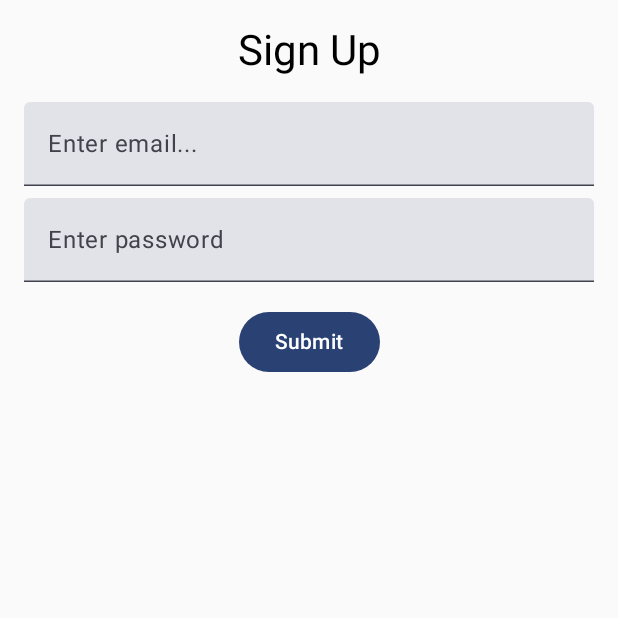
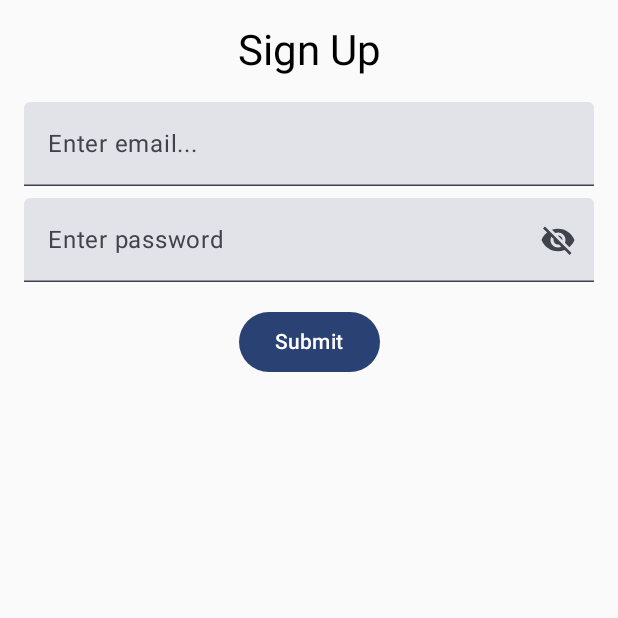
Before and after one commit to saifi369/FriendsApp, an Android app built with Jetpack Compose: the screen it shows after launch (MainActivity), on a phone screen of 412 x 824 dp, the top half of it. Run offline under Robolectric (Android 15) with nearby library versions, the phone set to English and light mode, and no system bars.

Commit message:
Sign UP Screen fields interactions

```diff
--- a/app/build.gradle.kts
+++ b/app/build.gradle.kts
@@ -76,6 +76,7 @@ dependencies {
     implementation("androidx.compose.ui:ui-graphics")
     implementation("androidx.compose.ui:ui-tooling-preview")
     implementation("androidx.compose.material3:material3")
+    implementation("androidx.compose.material:material-icons-extended:1.4.3")
 
     testImplementation("junit:junit:4.13.2")
 
--- a/app/src/main/java/com/u4universe/friendsapp/signup/SignUpScreen.kt
+++ b/app/src/main/java/com/u4universe/friendsapp/signup/SignUpScreen.kt
@@ -1,21 +1,33 @@
 package com.u4universe.friendsapp.signup
 
 import android.content.res.Configuration
+import androidx.annotation.StringRes
 import androidx.compose.foundation.layout.Column
 import androidx.compose.foundation.layout.Spacer
 import androidx.compose.foundation.layout.fillMaxSize
 import androidx.compose.foundation.layout.fillMaxWidth
 import androidx.compose.foundation.layout.height
 import androidx.compose.foundation.layout.padding
+import androidx.compose.material.icons.Icons
+import androidx.compose.material.icons.filled.Visibility
+import androidx.compose.material.icons.filled.VisibilityOff
 import androidx.compose.material3.Button
 import androidx.compose.material3.ExperimentalMaterial3Api
+import androidx.compose.material3.Icon
+import androidx.compose.material3.IconButton
 import androidx.compose.material3.MaterialTheme.typography
 import androidx.compose.material3.Text
 import androidx.compose.material3.TextField
 import androidx.compose.runtime.Composable
+import androidx.compose.runtime.getValue
+import androidx.compose.runtime.mutableStateOf
+import androidx.compose.runtime.remember
+import androidx.compose.runtime.setValue
 import androidx.compose.ui.Alignment
 import androidx.compose.ui.Modifier
 import androidx.compose.ui.res.stringResource
+import androidx.compose.ui.text.input.PasswordVisualTransformation
+import androidx.compose.ui.text.input.VisualTransformation
 import androidx.compose.ui.tooling.preview.Preview
 import androidx.compose.ui.unit.dp
 import com.u4universe.friendsapp.R
@@ -24,7 +36,9 @@ import com.u4universe.friendsapp.R
 @Composable
 @Preview(
     uiMode = Configuration.UI_MODE_NIGHT_NO or Configuration.UI_MODE_TYPE_NORMAL,
-    device = "id:pixel_6", showBackground = true, showSystemUi = true
+    device = "id:pixel_6",
+    showBackground = true,
+    showSystemUi = true
 )
 fun SignUpScreen() {
 
@@ -34,34 +48,16 @@ fun SignUpScreen() {
             .padding(16.dp),
         horizontalAlignment = Alignment.CenterHorizontally
     ) {
-        Text(
-            text = stringResource(
-                id = R.string.signUpScreenTitle
-            ),
-            style = typography.headlineMedium
-        )
+        ScreenTitle(R.string.signUpScreenTitle)
 
         Spacer(modifier = Modifier.height(16.dp))
 
-        TextField(
-            modifier = Modifier.fillMaxWidth(),
-            value = "",
-            label = {
-                Text(text = stringResource(id = R.string.emailHint))
-            },
-            onValueChange = {}
-        )
+        var email by remember { mutableStateOf("") }
+        var password by remember { mutableStateOf("") }
 
+        EmailField(email, onValueChange = { email = it })
         Spacer(modifier = Modifier.height(8.dp))
-
-        TextField(
-            modifier = Modifier.fillMaxWidth(),
-            value = "",
-            label = {
-                Text(text = stringResource(id = R.string.passwordHint))
-            },
-            onValueChange = {}
-        )
+        PasswordField(password = password, onValueChange = { password = it })
 
         Spacer(modifier = Modifier.height(16.dp))
 
@@ -70,3 +66,51 @@ fun SignUpScreen() {
         }
     }
 }
+
+@Composable
+@OptIn(ExperimentalMaterial3Api::class)
+private fun EmailField(
+    email: String, onValueChange: (String) -> Unit
+) {
+    TextField(
+        modifier = Modifier.fillMaxWidth(), value = email, label = {
+            Text(text = stringResource(id = R.string.emailHint))
+        }, onValueChange = onValueChange
+    )
+}
+
+@Composable
+@OptIn(ExperimentalMaterial3Api::class)
+private fun PasswordField(
+    password: String, onValueChange: (String) -> Unit
+) {
+    var isVisible by remember {
+        mutableStateOf(false)
+    }
+    TextField(
+        modifier = Modifier.fillMaxWidth(), trailingIcon = {
+            IconButton(onClick = {
+                isVisible = !isVisible
+            }) {
+                Icon(
+                    imageVector = if (isVisible) Icons.Filled.Visibility else Icons.Filled.VisibilityOff,
+                    contentDescription = stringResource(id = R.string.toggleVisibility)
+                )
+            }
+        },
+        visualTransformation = if (isVisible) {
+            VisualTransformation.None
+        } else {
+            PasswordVisualTransformation()
+        }, value = password, label = {
+            Text(text = stringResource(id = R.string.passwordHint))
+        }, onValueChange = onValueChange
+    )
+}
+
+@Composable
+private fun ScreenTitle(@StringRes screenTitle: Int) {
+    Text(
+        text = stringResource(id = screenTitle), style = typography.headlineMedium
+    )
+}
--- a/app/src/main/res/values/strings.xml
+++ b/app/src/main/res/values/strings.xml
@@ -5,4 +5,5 @@
     <string name="submitButtonText">Submit</string>
     <string name="timeline">Timeline</string>
     <string name="signUpScreenTitle">Sign Up</string>
+    <string name="toggleVisibility">Toggle Visibility</string>
 </resources>
```
